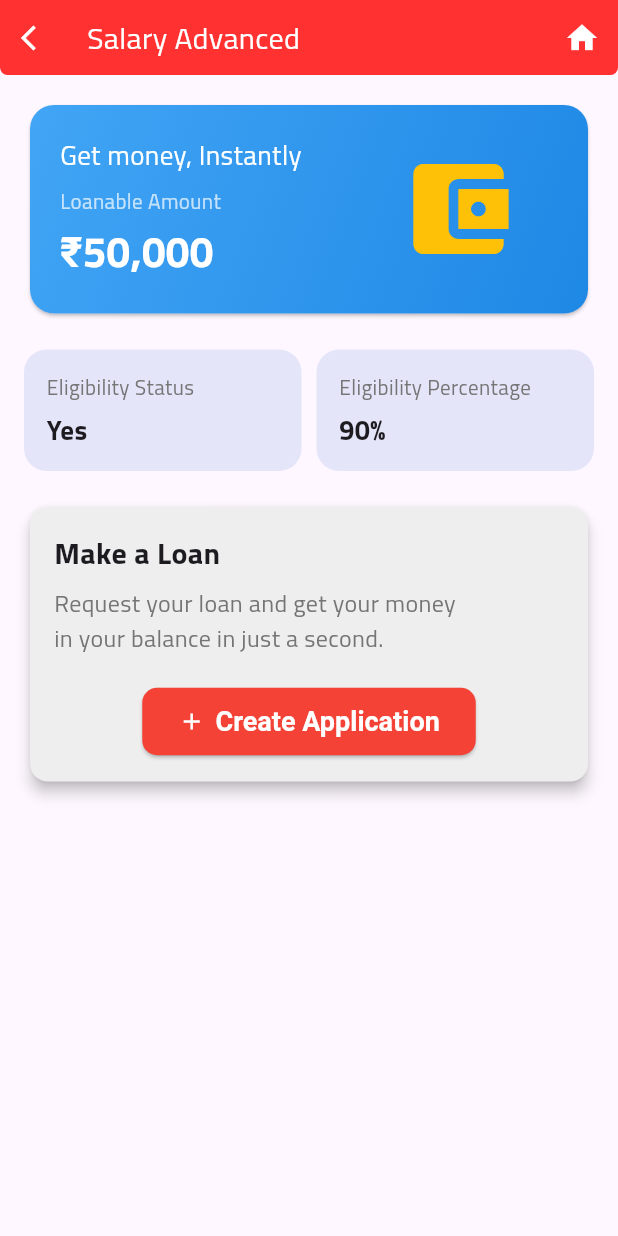
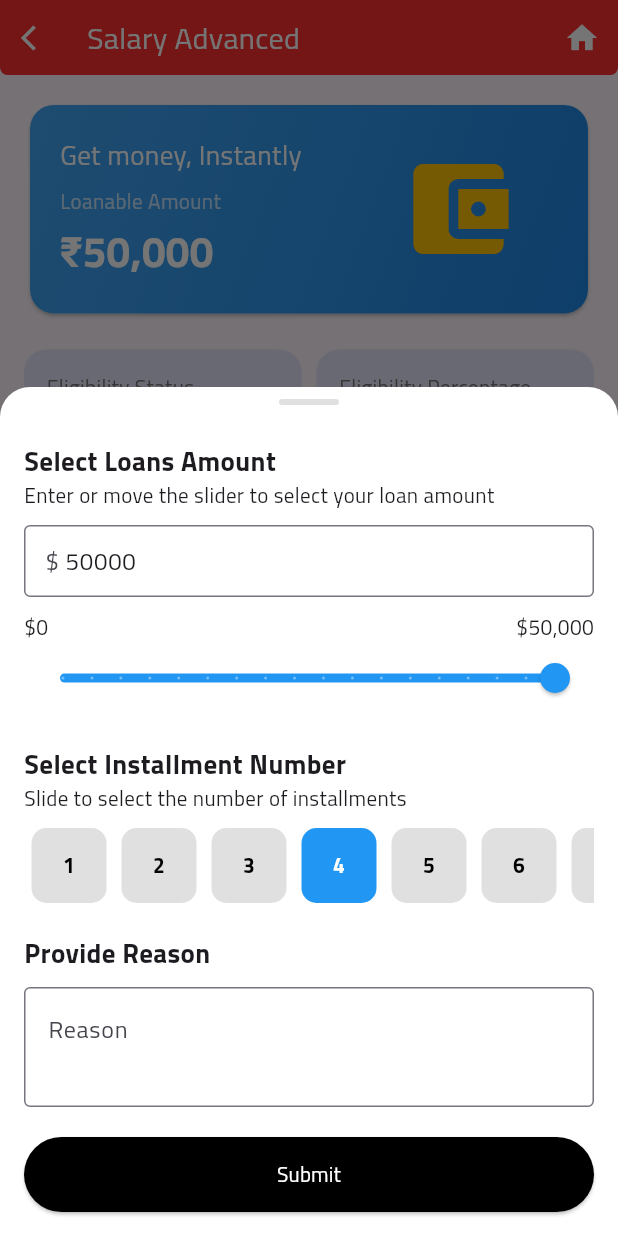
Before and after one commit to rafiqul2235/ssg-smart-flutter-project, a Flutter app: the SalaryAdvanceScreen screen opened directly, after a tap on "Create Application", on a phone screen of 412 x 824 dp. Run offline on Flutter 3.47's test engine with Material 3 defaults, Android fonts, the phone set to English and light mode, and no system bars; our stand-ins replace badges, carousel_slider, connectivity, country_code_picker, device_info_plus, dio and 26 more; missing offline and left inert: android_path_provider, dart:ffi, flutter_downloader, flutter_keyboard_visibility_web, google_maps_webservice, image_picker_for_web and 1 more; accounts and stored records are empty; statements that could not run were skipped.

Commit message:
added bottom sheet with salary adv page

```diff
--- a/lib/view/screen/salaryloan/salary_loan.dart
+++ b/lib/view/screen/salaryloan/salary_loan.dart
@@ -1,8 +1,9 @@
 import 'package:flutter/cupertino.dart';
 import 'package:flutter/material.dart';
+import 'package:ssg_smart2/utill/images.dart';
 import 'package:ssg_smart2/view/basewidget/custom_app_bar.dart';
+import 'package:ssg_smart2/view/screen/salaryloan/widgets/bottomsheetcontent.dart';
 
-import '../home/dashboard_screen.dart';
 class SalaryAdvanceScreen extends StatefulWidget {
   final bool isBackButtonExist;
   const SalaryAdvanceScreen({Key? key, this.isBackButtonExist = true}) : super(key: key);
@@ -126,7 +127,9 @@ class _SalaryAdvanceScreenState extends State<SalaryAdvanceScreen> {
                     SizedBox(height: 20),
                     Center(
                       child: ElevatedButton.icon(
-                        onPressed: () {},
+                        onPressed: () {
+                          _showBottomSheet(context);
+                        },
                         icon: Icon(Icons.add),
                         label: Text("Create Application"),
                         style: ElevatedButton.styleFrom(
@@ -154,6 +157,30 @@ class _SalaryAdvanceScreenState extends State<SalaryAdvanceScreen> {
       ),
     );
   }
+  //
+  // void _showBottomSheet(BuildContext context) {
+  //   showModalBottomSheet(
+  //     context: context,
+  //     shape: RoundedRectangleBorder(
+  //       borderRadius: BorderRadius.vertical(top: Radius.circular(25.0)),
+  //     ),
+  //     builder: (BuildContext context) {
+  //       return BottomSheetContent();
+  //     },
+  //   );
+  // }
+  void _showBottomSheet(BuildContext context) {
+    showModalBottomSheet(
+      context: context,
+      isScrollControlled: true,
+      backgroundColor: Colors.transparent,
+      builder: (BuildContext context) {
+        return BottomSheetContent();
+      },
+    );
+  }
+
+
 }
 
 
--- /dev/null
+++ b/lib/view/screen/salaryloan/widgets/bottomsheetcontent.dart
@@ -0,0 +1,191 @@
+import 'package:flutter/material.dart';
+import 'package:flutter/services.dart';
+
+class BottomSheetContent extends StatefulWidget {
+  @override
+  _BottomSheetContentState createState() => _BottomSheetContentState();
+}
+
+class _BottomSheetContentState extends State<BottomSheetContent> {
+  double _loanAmount = 16830;
+  int _installmentNumber = 4;
+  final _reasonController = TextEditingController();
+  final _loanAmountController = TextEditingController(text: '50000');
+  final ScrollController _scrollController = ScrollController();
+
+  @override
+  Widget build(BuildContext context) {
+    return LayoutBuilder(
+      builder: (context, constraints) {
+        return SingleChildScrollView(
+          child: AnimatedContainer(
+            duration: const Duration(milliseconds: 300),
+            padding: EdgeInsets.only(
+              bottom: MediaQuery.of(context).viewInsets.bottom,
+            ),
+            decoration: const BoxDecoration(
+              color: Colors.white,
+              borderRadius: BorderRadius.vertical(top: Radius.circular(20)),
+            ),
+            child: Column(
+              children: [
+                Container(
+                  height: 4,
+                  width: 40,
+                  margin: const EdgeInsets.symmetric(vertical: 8),
+                  decoration: BoxDecoration(
+                    color: Colors.grey[300],
+                    borderRadius: BorderRadius.circular(2),
+                  ),
+                ),
+                Padding(
+                  padding: const EdgeInsets.all(16.0),
+                  child: Column(
+                    crossAxisAlignment: CrossAxisAlignment.start,
+                    children: [
+                      const Text(
+                        'Select Loans Amount',
+                        style: TextStyle(
+                            fontSize: 18, fontWeight: FontWeight.bold),
+                      ),
+                      const Text('Enter or move the slider to select your loan amount'),
+                      const SizedBox(height: 10),
+                      TextField(
+                        controller: _loanAmountController,
+                        keyboardType: TextInputType.number,
+                        inputFormatters: [
+                          FilteringTextInputFormatter.digitsOnly
+                        ],
+                        decoration: InputDecoration(
+                          prefixText: '\$ ',
+                          border: OutlineInputBorder(),
+                          contentPadding:
+                          const EdgeInsets.symmetric(horizontal: 10),
+                        ),
+                        onChanged: (value) {
+                          setState(() {
+                            _loanAmount = double.tryParse(value) ?? 0;
+                          });
+                        },
+                      ),
+                      const SizedBox(height: 10),
+                      Row(
+                        mainAxisAlignment: MainAxisAlignment.spaceBetween,
+                        children: const [
+                          Text('\$0'),
+                          Text('\$50,000'),
+                        ],
+                      ),
+                      Slider(
+                        value: _loanAmount,
+                        min: 0,
+                        max: 16830,
+                        divisions: ((1680-0)/100).round(),
+                        label: _loanAmount.round().toString(),
+                        activeColor: Colors.blue,
+                        onChanged: (value) {
+                          setState(() {
+                            _loanAmount = value;
+                            _loanAmountController.text =
+                                value.round().toString();
+                          });
+                        },
+                      ),
+                      const SizedBox(height: 20),
+                      const Text(
+                        'Select Installment Number',
+                        style: TextStyle(
+                            fontSize: 18, fontWeight: FontWeight.bold),
+                      ),
+                      const Text('Slide to select the number of installments'),
+                      const SizedBox(height: 10),
+                      SizedBox(
+                        height: 50,
+                        child: ListView.builder(
+                          scrollDirection: Axis.horizontal,
+                          itemCount: 10,
+                          itemBuilder: (context, index) {
+                            return GestureDetector(
+                              onTap: () {
+                                setState(() {
+                                  _installmentNumber = index + 1;
+                                });
+                              },
+                              child: Container(
+                                width: 50,
+                                margin: const EdgeInsets.symmetric(horizontal: 5),
+                                decoration: BoxDecoration(
+                                  color: _installmentNumber == index + 1
+                                      ? Colors.blue
+                                      : Colors.grey[300],
+                                  borderRadius: BorderRadius.circular(10),
+                                ),
+                                child: Center(
+                                  child: Text(
+                                    '${index + 1}',
+                                    style: TextStyle(
+                                      color: _installmentNumber == index + 1
+                                          ? Colors.white
+                                          : Colors.black,
+                                      fontWeight: FontWeight.bold,
+                                    ),
+                                  ),
+                                ),
+                              ),
+                            );
+                          },
+                        ),
+                      ),
+                      const SizedBox(height: 20),
+                      const Text(
+                        'Provide Reason',
+                        style: TextStyle(
+                            fontSize: 18, fontWeight: FontWeight.bold),
+                      ),
+                      const SizedBox(height: 10),
+                      TextField(
+                        controller: _reasonController,
+                        decoration: const InputDecoration(
+                          hintText: 'Reason',
+                          border: OutlineInputBorder(),
+                        ),
+                        maxLines: 2,
+                        onTap: () {
+                          WidgetsBinding.instance.addPostFrameCallback((_) {
+                            _scrollController.animateTo(
+                              _scrollController.position.maxScrollExtent,
+                              duration: const Duration(milliseconds: 300),
+                              curve: Curves.easeOut,
+                            );
+                          });
+                        },
+                      ),
+                      const SizedBox(height: 20),
+                      SizedBox(
+                        width: double.infinity,
+                        child: ElevatedButton(
+                          child: const Text(
+                            'Submit',
+                            style: TextStyle(color: Colors.white),
+                          ),
+                          onPressed: () {
+                            // Handle form submission
+                            Navigator.pop(context);
+                          },
+                          style: ElevatedButton.styleFrom(
+                            backgroundColor: Colors.black,
+                            padding: const EdgeInsets.symmetric(vertical: 15),
+                          ),
+                        ),
+                      ),
+                    ],
+                  ),
+                ),
+              ],
+            ),
+          ),
+        );
+      },
+    );
+  }
+}
```
